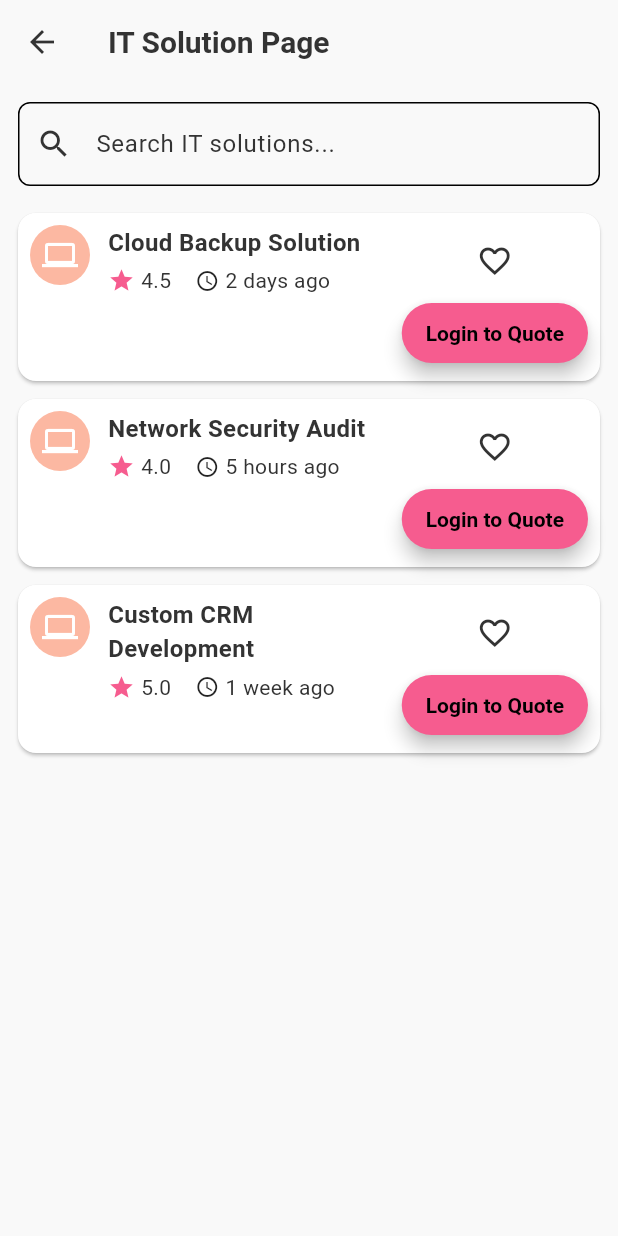
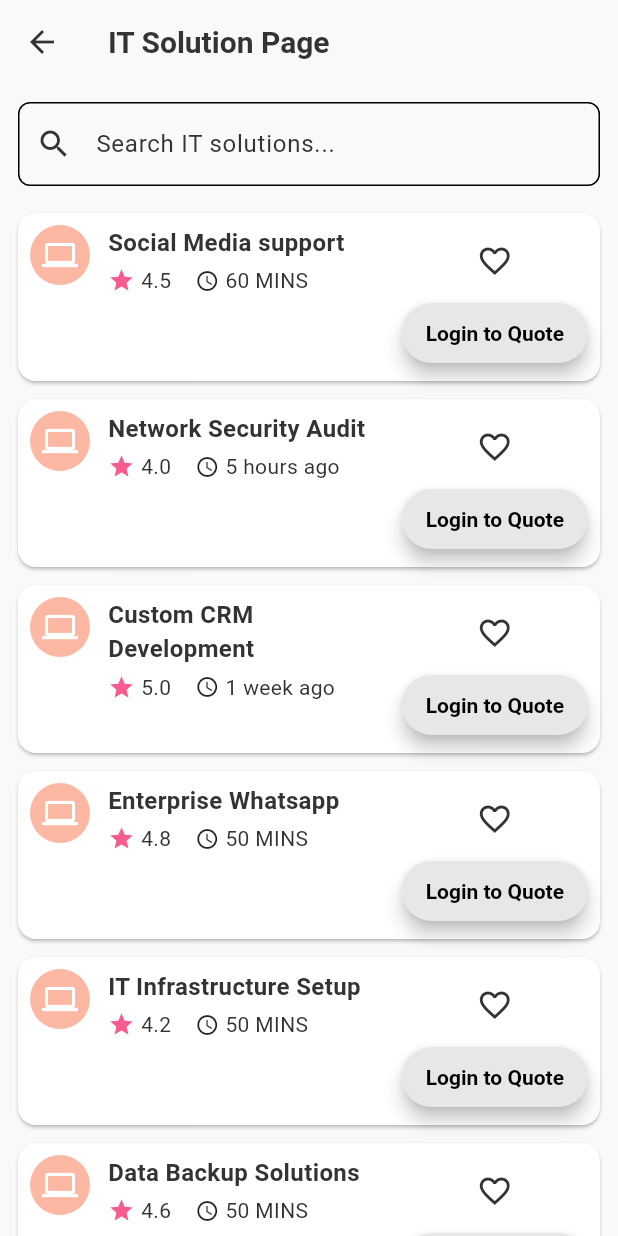
Before and after one commit to iextendlabs/services-flutter-app, a Flutter app: the ITSolutionPage screen opened directly, on a phone screen of 412 x 824 dp. Run offline on Flutter 3.47's test engine with Material 3 defaults, Android fonts, the phone set to English and light mode, and no system bars; our stand-ins replace shared_preferences, table_calendar; accounts and stored records are empty.

Commit message:
changed bg and added some dummy list items

```diff
--- a/lib/itsolutionpage.dart
+++ b/lib/itsolutionpage.dart
@@ -10,9 +10,9 @@ class _ITSolutionPageState extends State<ITSolutionPage> {
   TextEditingController _searchController = TextEditingController();
   List<Map<String, dynamic>> items = [
     {
-      'name': 'Cloud Backup Solution',
+      'name': 'Social Media support',
       'stars': 4.5,
-      'time': '2 days ago',
+      'time': '60 MINS',
       'liked': false,
     },
     {
@@ -27,6 +27,27 @@ class _ITSolutionPageState extends State<ITSolutionPage> {
       'time': '1 week ago',
       'liked': false,
     },
+
+
+    {
+      'name': 'Enterprise Whatsapp',
+      'stars': 4.8,
+      'time': '50 MINS',
+      'liked': false,
+    },
+    {
+      'name': 'IT Infrastructure Setup',
+      'stars': 4.2,
+      'time': '50 MINS',
+      'liked': false,
+    },
+    {
+      'name': 'Data Backup Solutions',
+      'stars': 4.6,
+      'time': '50 MINS',
+      'liked': false,
+
+    }
   ];
 
   String searchQuery = '';
@@ -137,7 +158,7 @@ class _ITSolutionPageState extends State<ITSolutionPage> {
                                 // Implement login to quote action
                               },
                               style: ElevatedButton.styleFrom(
-                                backgroundColor: AppColors.accentColor,
+                                backgroundColor: AppColors.primarypageWhite,
                                 foregroundColor: AppColors.black,
                                 shape: RoundedRectangleBorder(
                                   borderRadius: BorderRadius.circular(20),
```
